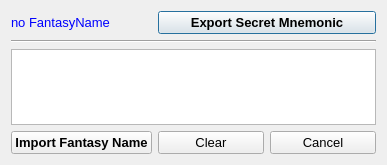
protoblock/protoblock, file tradingfootball/fnametool.ui: the form before one commit.
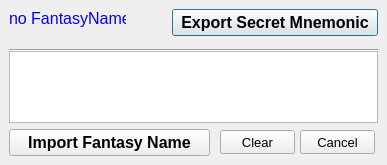
The form after the commit.

Diff of the .ui file:
```diff
--- a/tradingfootball/fnametool.ui
+++ b/tradingfootball/fnametool.ui
@@ -19,26 +19,48 @@
   <property name="autoFillBackground">
    <bool>true</bool>
   </property>
-  <layout class="QGridLayout" name="gridLayout">
-   <item row="0" column="0">
     <widget class="QLabel" name="usefname">
+   <property name="geometry">
+    <rect>
+     <x>9</x>
+     <y>9</y>
+     <width>117</width>
+     <height>19</height>
+    </rect>
+   </property>
      <property name="font">
       <font>
-       <pointsize>10</pointsize>
+     <pointsize>12</pointsize>
        <weight>50</weight>
        <bold>false</bold>
       </font>
      </property>
+   <property name="styleSheet">
+    <string notr="true"> font: 12pt &quot;MS Shell Dlg 2&quot;; 
+color: rgb(85, 85, 255);</string>
+   </property>
      <property name="text">
       <string>&lt;html&gt;&lt;head/&gt;&lt;body&gt;&lt;p&gt;&lt;span style=&quot; color:#0000ff;&quot;&gt;no FantasyName&lt;/span&gt;&lt;/p&gt;&lt;/body&gt;&lt;/html&gt;</string>
      </property>
     </widget>
-   </item>
-   <item row="0" column="1" colspan="2">
     <widget class="QPushButton" name="exportButton">
+   <property name="geometry">
+    <rect>
+     <x>172</x>
+     <y>9</y>
+     <width>206</width>
+     <height>27</height>
+    </rect>
+   </property>
+   <property name="sizePolicy">
+    <sizepolicy hsizetype="Minimum" vsizetype="Fixed">
+     <horstretch>0</horstretch>
+     <verstretch>0</verstretch>
+    </sizepolicy>
+   </property>
      <property name="font">
       <font>
-       <pointsize>10</pointsize>
+     <pointsize>12</pointsize>
        <weight>75</weight>
        <bold>true</bold>
       </font>
@@ -50,9 +72,15 @@
       <string>Export Secret Mnemonic</string>
      </property>
     </widget>
-   </item>
-   <item row="1" column="0" colspan="3">
     <widget class="Line" name="line">
+   <property name="geometry">
+    <rect>
+     <x>9</x>
+     <y>42</y>
+     <width>369</width>
+     <height>16</height>
+    </rect>
+   </property>
      <property name="font">
       <font>
        <pointsize>12</pointsize>
@@ -62,9 +90,20 @@
       <enum>Qt::Horizontal</enum>
      </property>
     </widget>
-   </item>
-   <item row="2" column="0" colspan="3">
     <widget class="QPlainTextEdit" name="importMnemonic">
+   <property name="geometry">
+    <rect>
+     <x>9</x>
+     <y>51</y>
+     <width>369</width>
+     <height>72</height>
+    </rect>
+   </property>
+   <property name="font">
+    <font>
+     <pointsize>10</pointsize>
+    </font>
+   </property>
      <property name="documentTitle">
       <string notr="true"/>
      </property>
@@ -78,12 +117,18 @@
       <string notr="true">To import a FantasyName, enter your 12 word secret mnemonic here. </string>
      </property>
     </widget>
-   </item>
-   <item row="3" column="0">
     <widget class="QPushButton" name="importButton">
+   <property name="geometry">
+    <rect>
+     <x>9</x>
+     <y>129</y>
+     <width>201</width>
+     <height>27</height>
+    </rect>
+   </property>
      <property name="font">
       <font>
-       <pointsize>10</pointsize>
+     <pointsize>12</pointsize>
        <weight>75</weight>
        <bold>true</bold>
       </font>
@@ -95,9 +140,15 @@
       <string>Import Fantasy Name</string>
      </property>
     </widget>
-   </item>
-   <item row="3" column="1">
     <widget class="QPushButton" name="clearButton">
+   <property name="geometry">
+    <rect>
+     <x>220</x>
+     <y>130</y>
+     <width>75</width>
+     <height>24</height>
+    </rect>
+   </property>
      <property name="font">
       <font>
        <pointsize>10</pointsize>
@@ -107,9 +158,15 @@
       <string>Clear</string>
      </property>
     </widget>
-   </item>
-   <item row="3" column="2">
     <widget class="QPushButton" name="cancelButton">
+   <property name="geometry">
+    <rect>
+     <x>300</x>
+     <y>130</y>
+     <width>75</width>
+     <height>24</height>
+    </rect>
+   </property>
      <property name="font">
       <font>
        <pointsize>10</pointsize>
@@ -119,8 +176,6 @@
       <string>Cancel</string>
      </property>
     </widget>
-   </item>
-  </layout>
  </widget>
  <resources/>
  <connections/>
```
Left out of the diff: 2 changed lines with no effect on the pictures. Lines whose indentation alone changed are shown as unchanged.
